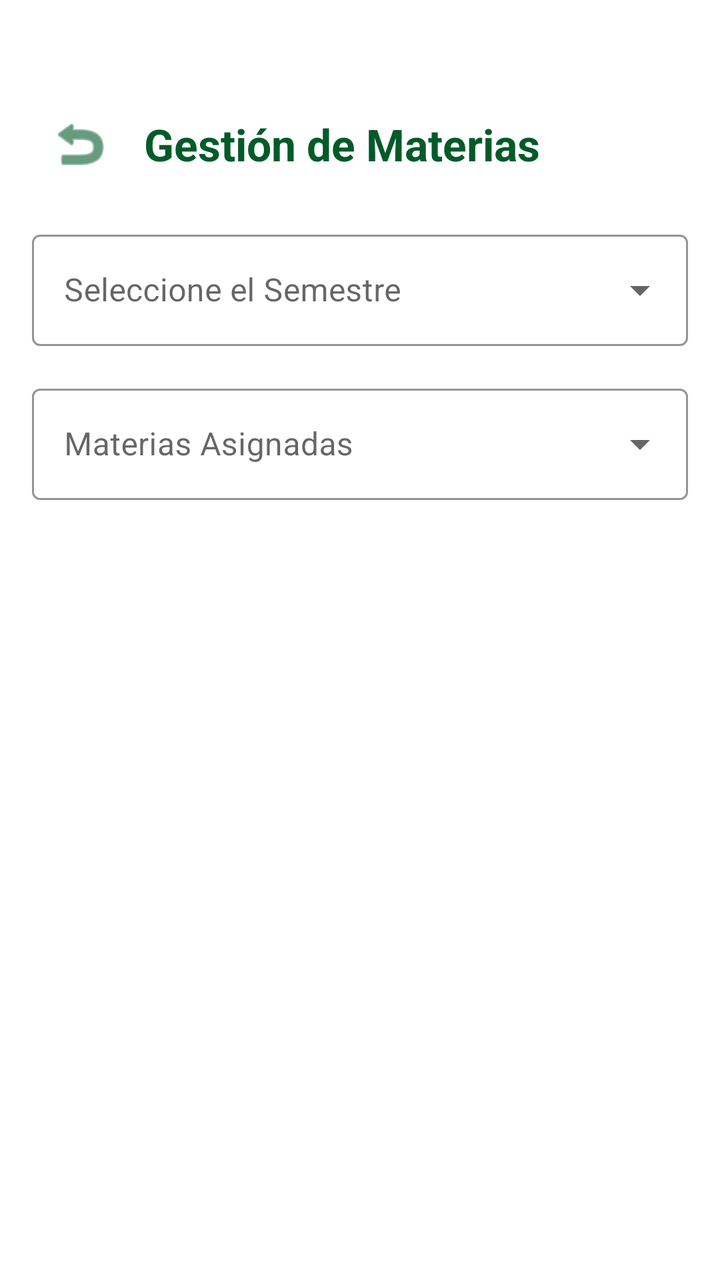
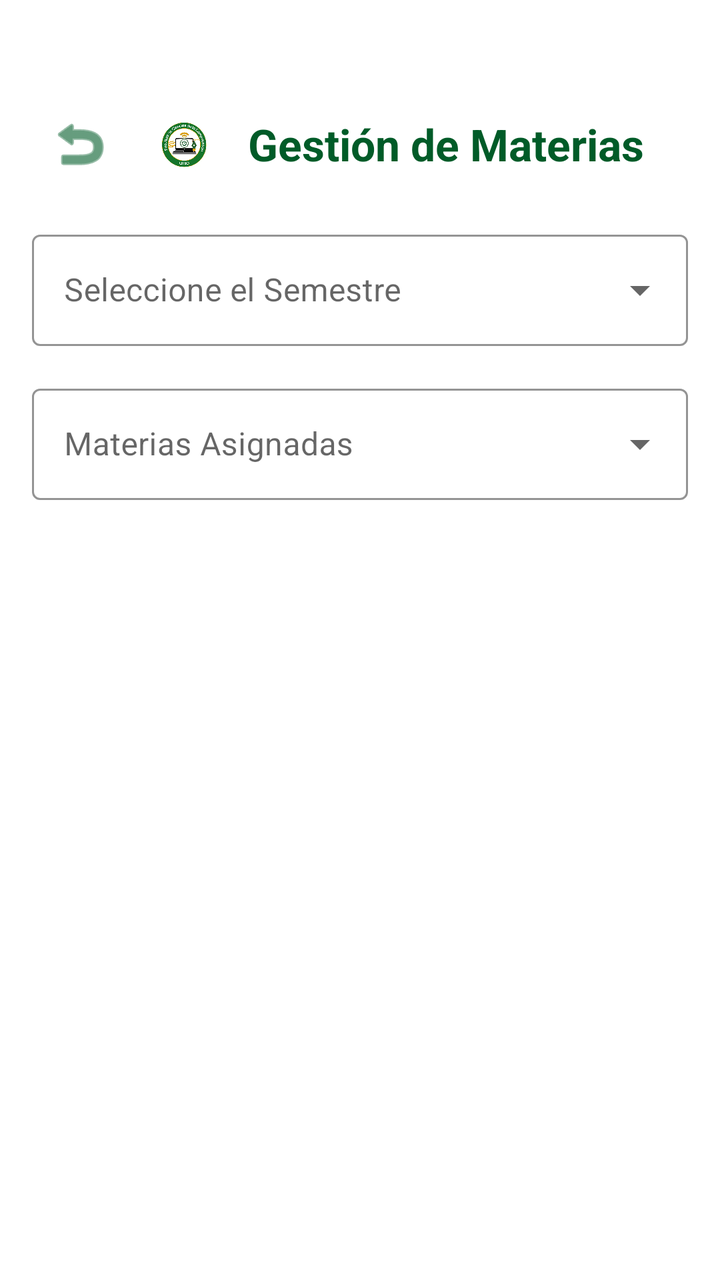

Before-and-after screenshots of an Android layout around one commit, followed by the original layout XML and the change that was made.
<!-- AndroidManifest.xml: application theme Theme.MaterialComponents.DayNight.NoActionBar -->
<!-- res/layout/activity_materias.xml -->
<?xml version="1.0" encoding="utf-8"?>
<LinearLayout
    xmlns:android="http://schemas.android.com/apk/res/android"
    xmlns:app="http://schemas.android.com/apk/res-auto"
    android:layout_width="match_parent"
    android:layout_height="match_parent"
    android:orientation="vertical"
    android:padding="16dp"
    android:background="#FFFFFF">

    <LinearLayout
        android:layout_width="match_parent"
        android:layout_height="wrap_content"
        android:orientation="horizontal"
        android:gravity="center_vertical"
        android:layout_marginTop="32dp"
        android:layout_marginBottom="16dp">

        <ImageButton
            android:id="@+id/btnVolver"
            android:layout_width="48dp"
            android:layout_height="48dp"
            android:background="?attr/selectableItemBackgroundBorderless"
            android:src="@android:drawable/ic_menu_revert"
            android:contentDescription="Volver"
            app:tint="#005B28" />

        <TextView
            android:layout_width="0dp"
            android:layout_height="wrap_content"
            android:layout_weight="1"
            android:text="@string/gestion_de_materias"
            android:textColor="#005B28"
            android:textSize="22sp"
            android:textStyle="bold"
            android:layout_marginStart="8dp"/>
    </LinearLayout>

    <com.google.android.material.textfield.TextInputLayout
        style="@style/Widget.MaterialComponents.TextInputLayout.OutlinedBox.ExposedDropdownMenu"
        android:layout_width="match_parent"
        android:layout_height="wrap_content"
        android:hint="Seleccione el Semestre"
        app:boxStrokeColor="#005B28"
        app:hintTextColor="#005B28">

        <AutoCompleteTextView
            android:id="@+id/listaNiveles"
            android:layout_width="match_parent"
            android:layout_height="wrap_content"
            android:inputType="none" />
    </com.google.android.material.textfield.TextInputLayout>

    <com.google.android.material.textfield.TextInputLayout
        style="@style/Widget.MaterialComponents.TextInputLayout.OutlinedBox.ExposedDropdownMenu"
        android:layout_width="match_parent"
        android:layout_height="wrap_content"
        android:layout_marginTop="16dp"
        android:hint="Materias Asignadas"
        app:boxStrokeColor="#005B28"
        app:hintTextColor="#005B28">

        <AutoCompleteTextView
            android:id="@+id/actvmaterias"
            android:layout_width="match_parent"
            android:layout_height="wrap_content"
            android:inputType="none" />
    </com.google.android.material.textfield.TextInputLayout>

    <ListView
        android:id="@+id/lvMateriasExt"
        android:layout_width="match_parent"
        android:layout_height="match_parent"
        android:layout_marginTop="16dp" />
</LinearLayout>
<!-- resources referenced by this layout -->
<resources>
  <string name="gestion_de_materias">Gestión de Materias</string>
</resources>

<!-- the commit's change to res/layout/activity_materias.xml (unified diff, before → after) -->
@@ -5,8 +5,7 @@
     android:layout_width="match_parent"
     android:layout_height="match_parent"
     android:orientation="vertical"
-    android:padding="16dp"
-    android:background="#FFFFFF">
+    android:padding="16dp">
 
     <LinearLayout
         android:layout_width="match_parent"
@@ -22,18 +21,25 @@
             android:layout_height="48dp"
             android:background="?attr/selectableItemBackgroundBorderless"
             android:src="@android:drawable/ic_menu_revert"
-            android:contentDescription="Volver"
-            app:tint="#005B28" />
+            android:contentDescription="@string/volver"
+            app:tint="@color/uteq_green" />
+
+        <ImageView
+            android:layout_width="40dp"
+            android:layout_height="40dp"
+            android:src="@drawable/logotipofccdd"
+            android:layout_marginStart="8dp"
+            android:contentDescription="Logotipo FCCDD" />
 
         <TextView
             android:layout_width="0dp"
             android:layout_height="wrap_content"
             android:layout_weight="1"
             android:text="@string/gestion_de_materias"
-            android:textColor="#005B28"
+            android:textColor="@color/uteq_green"
             android:textSize="22sp"
             android:textStyle="bold"
-            android:layout_marginStart="8dp"/>
+            android:layout_marginStart="12dp"/>
     </LinearLayout>
 
     <com.google.android.material.textfield.TextInputLayout
@@ -41,8 +47,8 @@
         android:layout_width="match_parent"
         android:layout_height="wrap_content"
         android:hint="Seleccione el Semestre"
-        app:boxStrokeColor="#005B28"
-        app:hintTextColor="#005B28">
+        app:boxStrokeColor="@color/uteq_green"
+        app:hintTextColor="@color/uteq_green">
 
         <AutoCompleteTextView
             android:id="@+id/listaNiveles"
@@ -57,8 +63,8 @@
         android:layout_height="wrap_content"
         android:layout_marginTop="16dp"
         android:hint="Materias Asignadas"
-        app:boxStrokeColor="#005B28"
-        app:hintTextColor="#005B28">
+        app:boxStrokeColor="@color/uteq_green"
+        app:hintTextColor="@color/uteq_green">
 
         <AutoCompleteTextView
             android:id="@+id/actvmaterias"
@@ -67,6 +73,15 @@
             android:inputType="none" />
     </com.google.android.material.textfield.TextInputLayout>
 
+    <ProgressBar
+        android:id="@+id/progressMaterias"
+        android:layout_width="wrap_content"
+        android:layout_height="wrap_content"
+        android:layout_gravity="center_horizontal"
+        android:layout_marginTop="16dp"
+        android:visibility="gone"
+        android:indeterminateTint="@color/uteq_green" />
+
     <ListView
         android:id="@+id/lvMateriasExt"
         android:layout_width="match_parent"
<!-- resource entries referenced after the edit -->
@@ -1,5 +1,8 @@
 <!-- resources referenced by this layout -->
 <resources>
+  <color name="uteq_green">#005B28</color>
+  <!-- drawable logotipofccdd: png bitmap (drawable, 23582 bytes) -->
   <string name="gestion_de_materias">Gestión de Materias</string>
+  <string name="volver">Volver</string>
 </resources>
 
